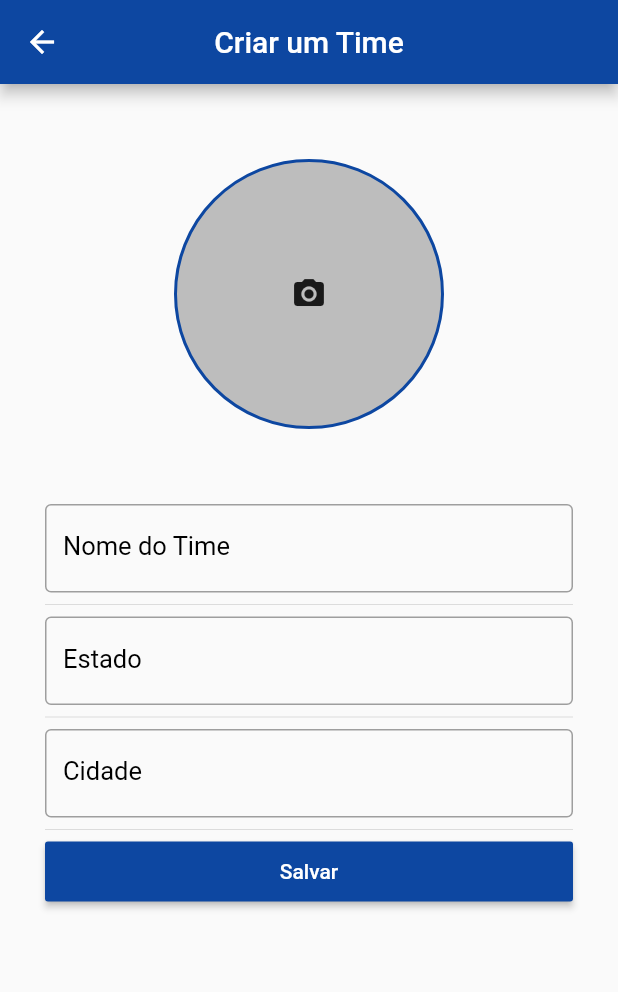
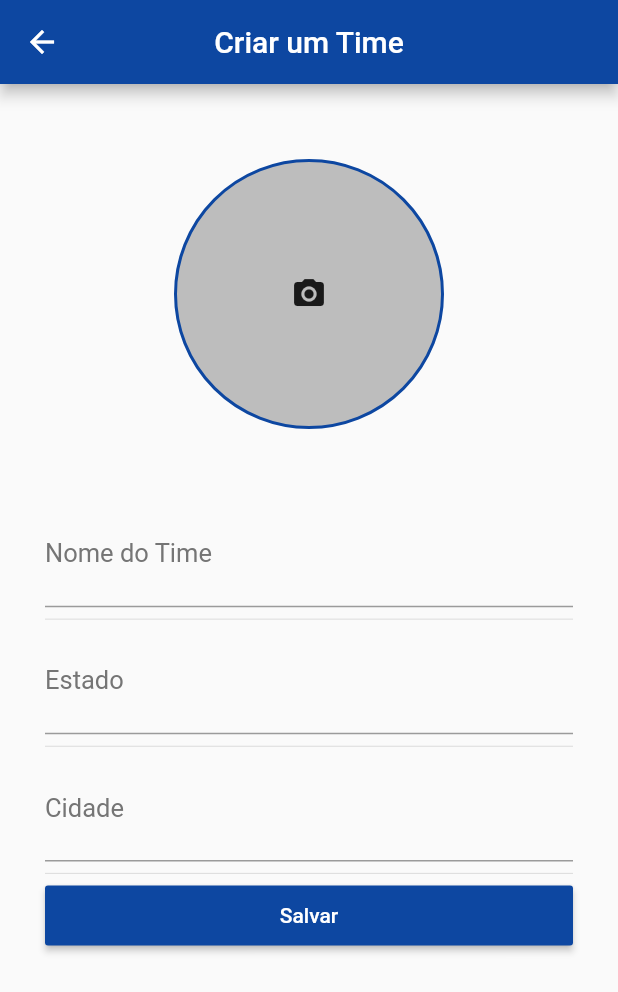
Before and after one commit to gabrielvt27/lista_times_flutter, a Flutter app: the screen it shows after launch, after a tap on the "add" icon, after a tap on the "camera alt" icon, on a phone screen of 412 x 824 dp. Shown: the top 992 px of the screen. Run offline on Flutter 3.47's test engine with Material 2 defaults, Android fonts, the phone set to English and light mode, and no system bars; our stand-ins replace image_picker.

Commit message:
Correção de bugs

```diff
--- a/lib/model/time.dart
+++ b/lib/model/time.dart
@@ -10,6 +10,8 @@ class Equipes{
 
   Equipes(){
     carregaEquipes();
+
+    //_reset();
   }
 
   Future carregaEquipes() async{
@@ -35,6 +37,13 @@ class Equipes{
       return this._equipes;
     }
 
+  }
+
+  void _reset() async{
+    final directory = await getApplicationDocumentsDirectory();
+    final file = File("${directory.path}/equipes.json");
+
+    file.writeAsString("[]");
   }
 
   void addTime(Time time) async{
@@ -82,9 +91,7 @@ class Equipes{
   }
 
   int get getAlterId{
-    int retorno = this._alterid;
-    this._alterid = 0;
-    return retorno;
+    return this._alterid;
   }
 }
 
--- a/lib/screens/cria_time.dart
+++ b/lib/screens/cria_time.dart
@@ -17,11 +17,12 @@ class CriaTime extends StatefulWidget {
 class _CriaTimeState extends State<CriaTime> {
   String _path;
   String _titulo;
-  int _aux = 0;
+  int _aux;
   int _page;
   Equipes _equipes;
   PageController _controller;
   Time _time;
+  bool _flag = false;
 
   final picker = ImagePicker();
 
@@ -45,7 +46,8 @@ class _CriaTimeState extends State<CriaTime> {
       _nometime.text = _time.nome;
       _estadotime.text = _time.estado;
       _cidadetime.text = _time.cidade;
-      _path = _time.icone;
+
+      if(!_flag) _path = _time.icone;
 
       _titulo = "Editar Time";
     }else{
@@ -58,10 +60,13 @@ class _CriaTimeState extends State<CriaTime> {
         title: Text(_titulo),
         backgroundColor: Colors.blue[900],
         leading: IconButton(icon: Icon(Icons.arrow_back), onPressed: (){
-          setState(() {
-            _aux = 0;
+          if(_aux != 0){
+              _controller.animateToPage(_page, duration: const Duration(milliseconds: 500), curve: Curves.easeInOut);
+              _equipes.alterid = 0;
+          }else{
             _controller.animateToPage(_page, duration: const Duration(milliseconds: 500), curve: Curves.easeInOut);
-          });
+          }
+          FocusScope.of(context).unfocus();
         }),
         centerTitle: true,
       ),
@@ -82,12 +87,12 @@ class _CriaTimeState extends State<CriaTime> {
                       children: [
                         GestureDetector(
                           onTap: (){
-                            getImage();
+                            _getImage();
                           },
                           child: _path != null
                           ? Container(
-                            width: 180,
-                            height: 180,
+                            width: 190,
+                            height: 190,
                             decoration: BoxDecoration(
                               shape: BoxShape.circle,
                               image: DecorationImage(
@@ -118,11 +123,11 @@ class _CriaTimeState extends State<CriaTime> {
                       ],
                     ),
                   ),
-                  construirInput("Nome do Time", _nometime),
+                  _construirInput("Nome do Time", _nometime),
                   Divider(),
-                  construirInput("Estado", _estadotime),
+                  _construirInput("Estado", _estadotime),
                   Divider(),
-                  construirInput("Cidade", _cidadetime),
+                  _construirInput("Cidade", _cidadetime),
                   Divider(),
                   GestureDetector(
                     child: SizedBox(
@@ -131,8 +136,8 @@ class _CriaTimeState extends State<CriaTime> {
                       child: RaisedButton(
                         color: Colors.blue[900],
                         child: Text("Salvar",style: TextStyle(color: Colors.white),),
-                        onPressed: () => {
-                          _addTime(context)
+                        onPressed: () {
+                          _addTime(context);
                         }
                       ),
                     ),
@@ -146,19 +151,16 @@ class _CriaTimeState extends State<CriaTime> {
     );
   }
 
-  Widget construirInput(String texto, TextEditingController controller){
+  Widget _construirInput(String texto, TextEditingController controller){
     return TextFormField(
       controller: controller,
+      style: TextStyle(fontSize: 24,color: Colors.black),
       decoration: InputDecoration(
-        enabledBorder: const OutlineInputBorder(
-          borderSide: const BorderSide(color: Colors.grey, width: 1.0),
-        ),
-        border: OutlineInputBorder(),
-        focusedBorder:OutlineInputBorder(
-          borderSide: BorderSide(color: Colors.blue[900], width: 2.0),
+        focusedBorder: UnderlineInputBorder(
+          borderSide: BorderSide(color: Colors.blue[900],width: 2),
         ),
         labelText: texto,
-        labelStyle: TextStyle(color: Colors.black,fontSize: 17)
+        labelStyle: TextStyle(color: Colors.grey[600],fontSize: 17),
       ),
       validator: (value) {
         if (value.isEmpty) {
@@ -171,12 +173,12 @@ class _CriaTimeState extends State<CriaTime> {
 
 
   void _addTime(BuildContext context){
-    FocusScope.of(context).unfocus();
+
     if (_formKey.currentState.validate() && _path != null) {
 
       if(_aux != 0){
         if(_nometime.text != _time.nome || _estadotime.text != _time.estado || _cidadetime.text != _time.cidade || _path != _time.icone){
-          showAlertDialog(context);
+          _showAlertDialog(context);
         }
       }else{
         _criarTime(context);
@@ -193,6 +195,8 @@ class _CriaTimeState extends State<CriaTime> {
         )
       );
     }
+
+    FocusScope.of(context).unfocus();
   }
 
   void _criarTime(BuildContext context){
@@ -207,12 +211,12 @@ class _CriaTimeState extends State<CriaTime> {
 
       _equipes.addTime(novoTime);
 
-      _nometime.text = "";
-      _estadotime.text = "";
-      _cidadetime.text = "";
-      _path = null;
+    });
 
-    });
+    _nometime.clear();
+    _estadotime.clear();
+    _cidadetime.clear();
+    _path = null;
 
     Scaffold.of(context).showSnackBar(
       SnackBar(
@@ -242,7 +246,7 @@ class _CriaTimeState extends State<CriaTime> {
     );
   }
 
-  showAlertDialog(BuildContext context) {
+  _showAlertDialog(BuildContext context) {
     // set up the buttons
     Widget cancelButton = FlatButton(
       child: Text("Cancel"),
@@ -274,11 +278,12 @@ class _CriaTimeState extends State<CriaTime> {
     );
   }
 
-  Future getImage() async {
+  Future _getImage() async {
     final pickedFile = await picker.getImage(source: ImageSource.gallery);
     setState(() {
       if (pickedFile != null) {
         _path = pickedFile.path;
+        _flag = true;
       } else {
         print('No image selected.');
       }
```
Also changed, not shown: pubspec.lock.
